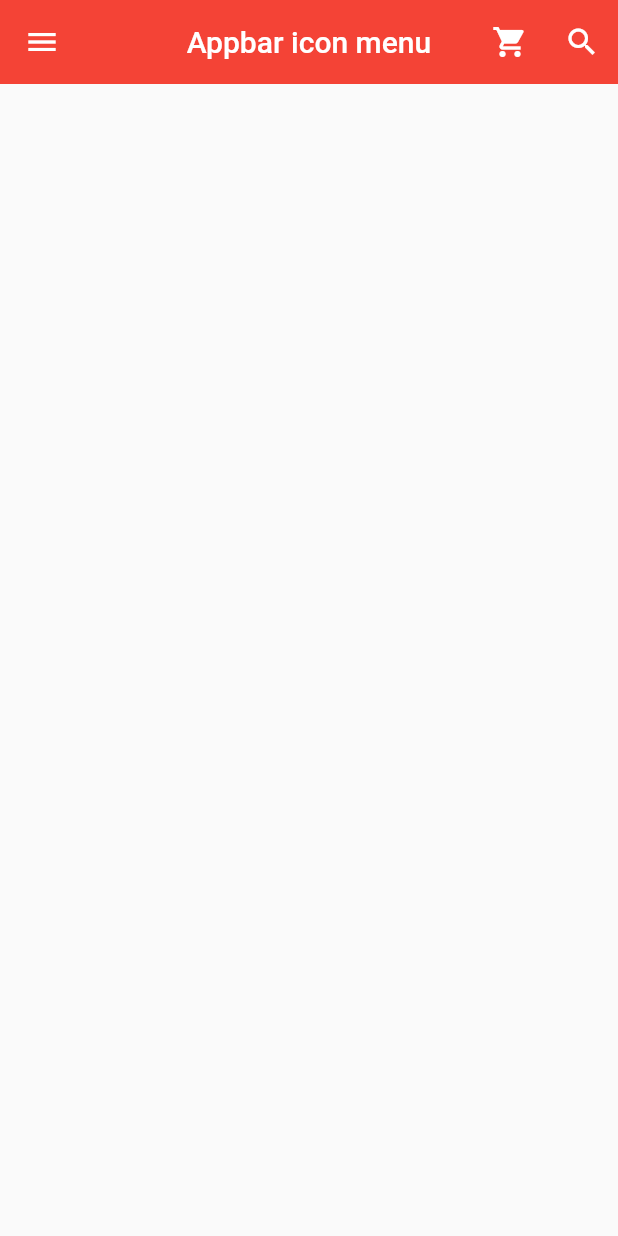
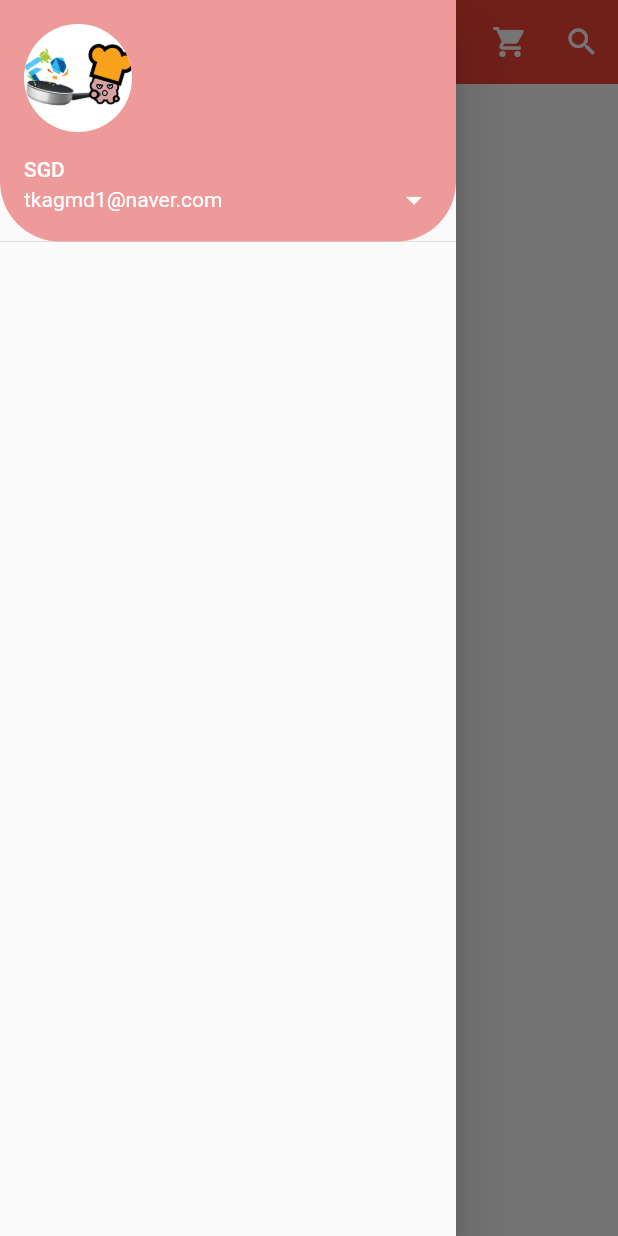
Before and after one commit to sinkyoungdeok/flutter_practice, a Flutter app: the screen it shows after launch, with the side drawer open (before the commit the screen has no drawer), on a phone screen of 412 x 824 dp. Run offline on Flutter 3.47's test engine with Material 2 defaults, Android fonts, the phone set to English and light mode, and no system bars.

Commit message:
[ADD] (완전초보용) 15

```diff
--- a/lib/main.dart
+++ b/lib/main.dart
@@ -23,12 +23,6 @@ class MyPage extends StatelessWidget {
         title: Text('Appbar icon menu'),
         centerTitle: true,
         elevation: 0.0,
-        leading: IconButton(
-          icon: Icon(Icons.menu),
-          onPressed: () {
-            print('menu button is clicked');
-          },
-        ),
         actions: <Widget>[
           IconButton(
             icon: Icon(Icons.shopping_cart),
@@ -44,6 +38,31 @@ class MyPage extends StatelessWidget {
           ),
         ],
       ),
+      drawer: Drawer(
+        child: ListView(
+          padding: EdgeInsets.zero,
+          children: <Widget>[
+            UserAccountsDrawerHeader(
+              currentAccountPicture: CircleAvatar(
+                backgroundImage: AssetImage('assets/chef.gif'),
+                backgroundColor: Colors.white,
+              ),
+              accountName: Text('SGD'),
+              accountEmail: Text('tkagmd1@naver.com'),
+              onDetailsPressed: (){
+                print('arrow is clicked');
+              },
+              decoration: BoxDecoration(
+                color: Colors.red[200],
+                borderRadius: BorderRadius.only(
+                  bottomLeft: Radius.circular(40.0),
+                  bottomRight: Radius.circular(40.0),
+                ),
+              ),
+            ),
+          ],
+        ),
+      ),
     );
   }
 }
```
